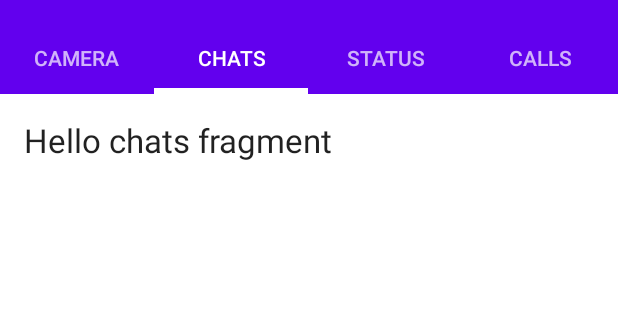
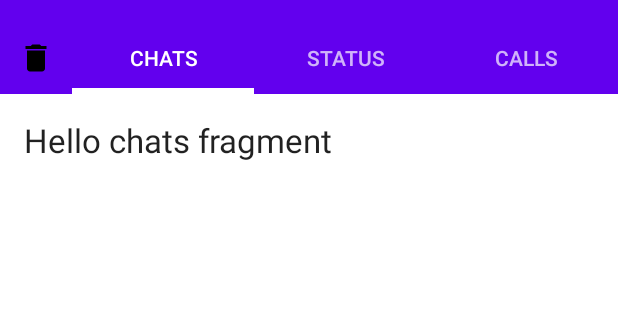
Before and after one commit to elijahmurimi40/Tab-Experiment, an Android app: the screen it shows after launch (MainActivity), on a phone screen of 412 x 824 dp, the part 62-382 px from its top. Run offline under Robolectric (Android 15) with nearby library versions, the phone set to English and light mode, and no system bars.

Commit message:
add Different tab width for TabLayout

```diff
--- a/app/src/main/java/com/fortie40/tabexperiment/MainActivity.kt
+++ b/app/src/main/java/com/fortie40/tabexperiment/MainActivity.kt
@@ -2,6 +2,7 @@ package com.fortie40.tabexperiment
 
 import androidx.appcompat.app.AppCompatActivity
 import android.os.Bundle
+import android.widget.LinearLayout
 import com.fortie40.tabexperiment.pageradapters.PagerAdapter
 import com.google.android.material.tabs.TabLayout
 import kotlinx.android.synthetic.main.activity_main.*
@@ -18,13 +19,14 @@ class MainActivity : AppCompatActivity() {
         setSupportActionBar(toolbar)
 
         // set text for each tab
-        tab_layout.addTab(tab_layout.newTab().setText("Camera"))
+        tab_layout.addTab(tab_layout.newTab().setIcon(getDrawable(R.drawable.ic_delete_24dp)))
         tab_layout.addTab(tab_layout.newTab().setText(R.string.tab_label1))
         tab_layout.addTab(tab_layout.newTab().setText(R.string.tab_label2))
         tab_layout.addTab(tab_layout.newTab().setText(R.string.tab_label3))
 
         // tabs to fill entire layout
         tab_layout.tabGravity = TabLayout.GRAVITY_FILL
+        setTabWidthAsWrapContent(0)
 
         // PagerAdapter to manage page views in fragments
         val pagerAdapter = PagerAdapter(supportFragmentManager, tab_layout.tabCount)
@@ -51,4 +53,12 @@ class MainActivity : AppCompatActivity() {
             super.onBackPressed()
         }
     }
+
+    fun setTabWidthAsWrapContent(tabPosition: Int) {
+        val layout = (tab_layout.getChildAt(0) as LinearLayout).getChildAt(tabPosition) as LinearLayout
+        val layoutParams = layout.layoutParams as LinearLayout.LayoutParams
+        layoutParams.weight = 0f
+        layoutParams.width = LinearLayout.LayoutParams.WRAP_CONTENT
+        layout.layoutParams = layoutParams
+    }
 }
```
